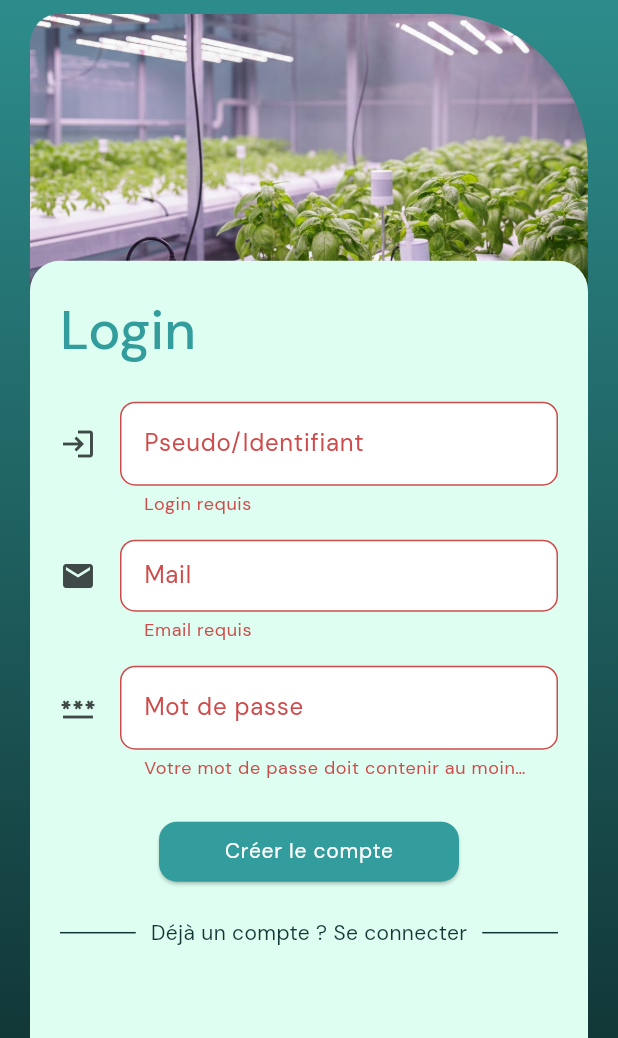
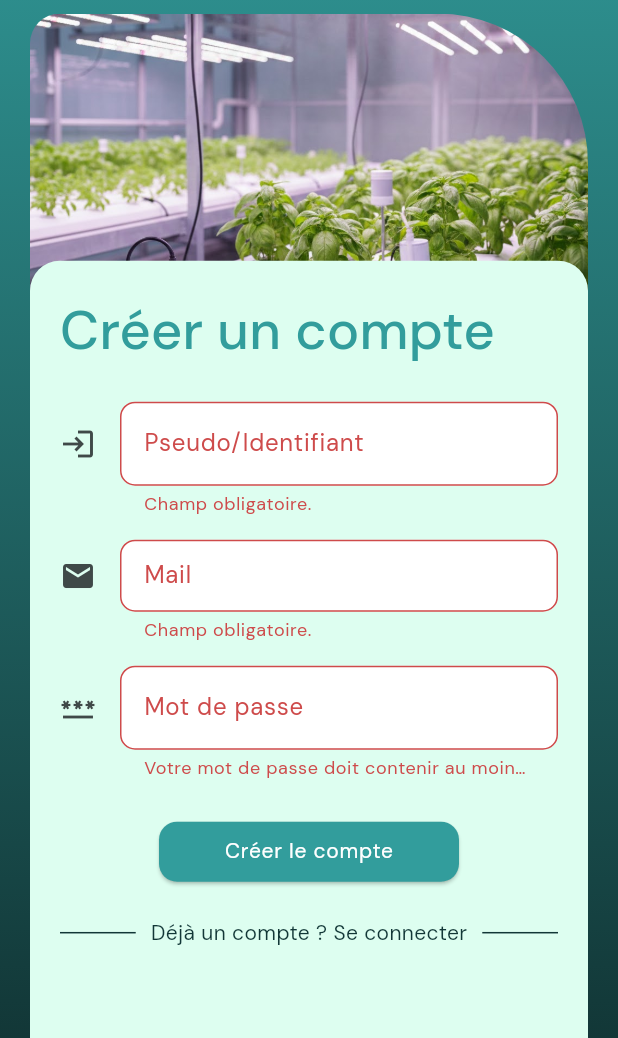
Before and after one commit to Koruji/Hydrogrow_mobileapp, a Flutter app: the screen it shows after launch, after a tap on "Créer le compte", on a phone screen of 412 x 824 dp, the part 198-1236 px from its top. Run offline on Flutter 3.47's test engine with Material 3 defaults, Android fonts, the phone set to English and light mode, and no system bars.

Commit message:
feat: implement user model and enhance login form localization

```diff
--- /dev/null
+++ b/lib/data/models/user.dart
@@ -0,0 +1,55 @@
+class User {
+  final String? id;
+  final String email;
+  final String username;
+  final String password;
+  final String? accountStatus;
+  final String? theme;
+  final String? language;
+  final String? subscription;
+  final String? role;
+  // final List<int> installations_id;
+
+  User({
+    this.id,
+    required this.email,
+    required this.username,
+    required this.password,
+    this.accountStatus,
+    this.theme,
+    this.language = 'fr',
+    this.subscription,
+    this.role,
+    // required this.installations_id,
+  });
+
+  factory User.fromJson(Map<String, dynamic> json) {
+    return User(
+      id: json['id'],
+      email: json['email'],
+      username: json['username'],
+      accountStatus: json['account_status'],
+      theme: json['theme'],
+      language: json['language'],
+      subscription: json['subscription'],
+      role: json['role'],
+      password: json['password'],
+      // installations_id: List<int>.from(json['installations_id'] ?? []),
+    );
+  }
+
+  Map<String, dynamic> toJson() {
+    return {
+      'id': id,
+      'email': email,
+      'username': username,
+      'account_status': accountStatus,
+      'theme': theme,
+      'language': language,
+      'subscription': subscription,
+      'role': role,
+      'password': password,
+      // 'installations_id': installations_id,
+    };
+  }
+}
--- a/lib/l10n/app_localizations_fr.dart
+++ b/lib/l10n/app_localizations_fr.dart
@@ -36,7 +36,7 @@ class AppLocalizationsFr extends AppLocalizations {
   String get login_send => 'Se connecter';
 
   @override
-  String get create_account_title => 'Login';
+  String get create_account_title => 'Créer un compte';
 
   @override
   String get create_account_username => 'Nom d\'utilisateur';
--- a/lib/l10n/fr.arb
+++ b/lib/l10n/fr.arb
@@ -10,7 +10,7 @@
     "login_no_account": "Pas de compte ? S'inscrire",
     "login_send": "Se connecter",
 
-    "create_account_title": "Login",
+    "create_account_title": "Créer un compte",
     "create_account_username": "Nom d'utilisateur",
     "create_account_send": "Créer le compte",
     "create_account_have_account": "Déjà un compte ? Se connecter",
--- a/lib/presentation/widgets/login_form.dart
+++ b/lib/presentation/widgets/login_form.dart
@@ -74,7 +74,7 @@ class _LoginFormState extends State<LoginForm> {
               keyboardType: TextInputType.emailAddress,
               validator: (value) {
                 if (value == null || value.isEmpty) {
-                  return "Login requis";
+                  return translate.connexion_error_mandatory;
                 }
                 return null;
               },
@@ -95,7 +95,7 @@ class _LoginFormState extends State<LoginForm> {
             keyboardType: TextInputType.emailAddress,
             validator: (value) {
               if (value == null || value.isEmpty) {
-                return "Email requis";
+                return translate.connexion_error_mandatory;
               }
               return null;
             },
@@ -115,7 +115,9 @@ class _LoginFormState extends State<LoginForm> {
             ),
             obscureText: true,
             validator: (value) {
-              if (value == null || value.length < 6) {
+              if (value == null) {
+                return translate.connexion_error_mandatory;
+              } else if (value.length < 6) {
                 return translate.connexion_error_create_password;
               }
               return null;
```
